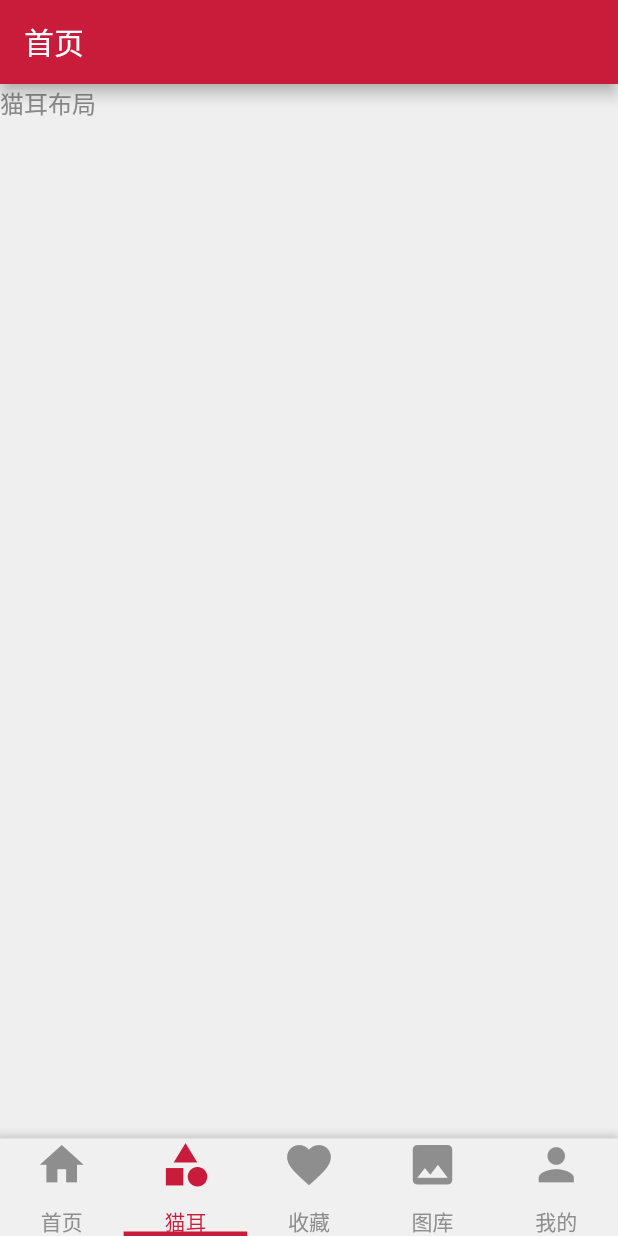
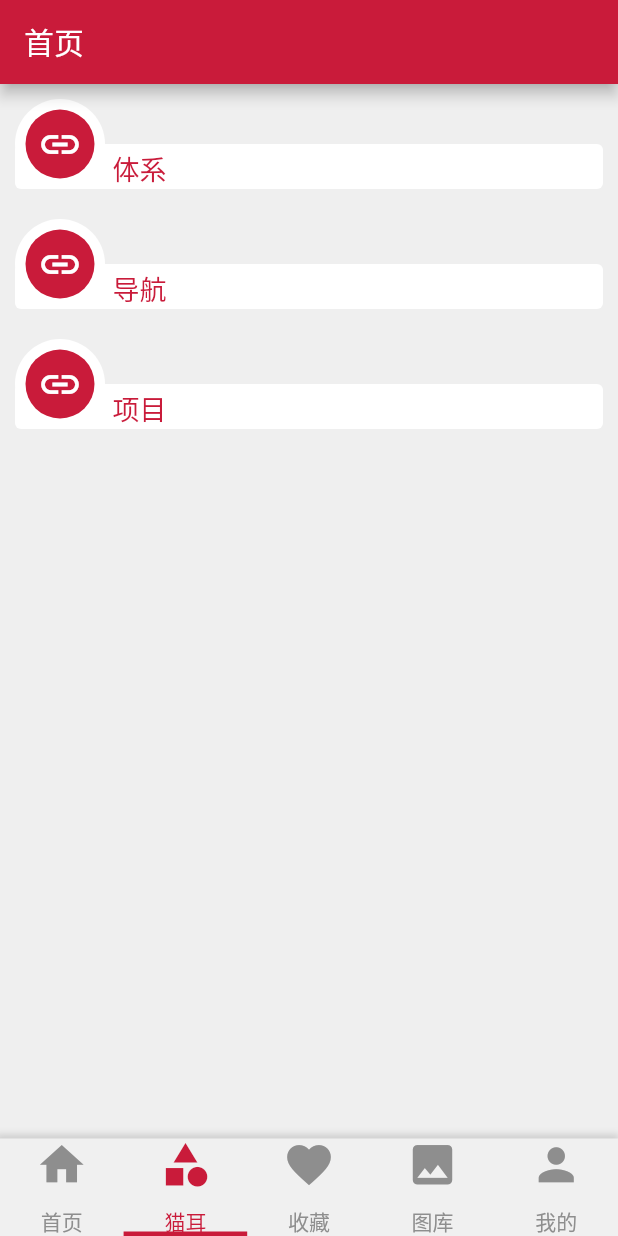
Before and after one commit to YGragon/Flutter-WanAndroid, a Flutter app: the screen it shows after launch, item 2 of the bottom bar chosen, on a phone screen of 412 x 824 dp. Run offline on Flutter 3.47's test engine with Material 2 defaults, Android fonts, the phone set to English and light mode, and no system bars; our stand-ins replace dio, event_bus, fluro, shared_preferences, sqflite; missing offline and left inert: flutter_webview_plugin; accounts and stored records are empty; network calls fail; statements that could not run were skipped.

Commit message:
添加猫耳布局，实现网格显示体系、导航、项目标题

```diff
--- a/lib/api/Api.dart
+++ b/lib/api/Api.dart
@@ -1,4 +1,16 @@
 class Api{
+  /// 首页 banner
   static const String HOME_BANNER = "http://www.wanandroid.com/banner/json";
+  /// 首页文章列表
   static const String HOME_ARTICLE_LIST = "http://www.wanandroid.com/article/list/";
+  /// 知识体系
+  static const String SYSTEM_TREE = "http://www.wanandroid.com/tree/json";
+  /// 知识体系详情
+  static const String SYSTEM_TREE_CONTENT = "http://www.wanandroid.com/article/list/";
+  /// 导航列表数据
+  static const String NAVI_LIST = "http://www.wanandroid.com/navi/json";
+  /// 项目分类
+  static const String PROJECT_TREE = "http://www.wanandroid.com/project/tree/json";
+  /// 项目列表
+  static const String PROJECT_LIST = "http://www.wanandroid.com/project/list/";
 }
--- /dev/null
+++ b/lib/components/cate_card.dart
@@ -0,0 +1,148 @@
+import 'package:flutter/material.dart';
+import 'package:flutter_wanandroid/api/common_service.dart';
+import 'package:flutter_wanandroid/components/cate_card_container.dart';
+import 'package:flutter_wanandroid/model/car.dart';
+
+class CateCard extends StatefulWidget {
+  final String category;
+  CateCard({@required this.category});
+
+  @override
+  _CateCardState createState() => _CateCardState();
+}
+
+class _CateCardState extends State<CateCard> {
+
+  List<Cat> categories = [];
+
+
+  @override
+  void initState() {
+    super.initState();
+    getFirstChildCategoriesByParentId();
+  }
+
+  // 获取一层目录下的二级内容
+  getFirstChildCategoriesByParentId() async {
+
+    /// 获取猫耳列表数据
+    /// 体系、项目、导航
+      categories.clear();
+      /// TODO 得到的结果做为一个 猫耳 布局, 获取子集合 显示新的猫耳布局
+      CommonService().getSystemTree((CatModel catModel) {
+        if(!mounted){
+          return;
+        }
+        setState(() {
+          categories.addAll(catModel.data);
+        });
+      });
+
+      /// TODO 得到的结果做为一个 猫耳 布局，model 还需要调整，
+      CommonService().getNaviList((CatModel catModel) {
+        if(!mounted){
+          return;
+        }
+        setState(() {
+          categories.addAll(catModel.data);
+        });
+      });
+
+      /// TODO 得到的结果做为一个 猫耳 布局
+      CommonService().getProjectTree((CatModel catModel) {
+        if(!mounted){
+          return;
+        }
+        setState(() {
+          categories.addAll(catModel.data);
+        });
+      });
+  }
+
+  @override
+  Widget build(BuildContext context) {
+    double screenWidth = MediaQuery.of(context).size.width;
+
+    return Container(
+      width: screenWidth,
+      padding: const EdgeInsets.symmetric(vertical: 10.0, horizontal: 10.0),
+      child: Stack(
+        children: <Widget>[
+          Container(
+            width: screenWidth - 20,
+            margin: const EdgeInsets.only(top: 30.0, bottom: 0.0),
+            decoration: BoxDecoration(
+              color: Colors.white,
+              borderRadius: BorderRadius.circular(4.0),
+            ),
+            child: Column(
+              children: <Widget>[
+                Container(
+                  width: screenWidth - 20,
+                  padding: const EdgeInsets.only(left: 65.0, top: 3.0),
+                  height: 30.0,
+                  // 一级标题
+                  child: Text(
+                    widget.category,
+                    style: TextStyle(
+                      color: Theme.of(context).primaryColor,
+                      fontSize: 18.0,
+                    ),
+                  ),
+                ),
+                _buildWidgetContainer(),
+              ],
+            ),
+          ),
+          Positioned(
+            left: 0.0,
+            top: 0.0,
+            child: Container(
+              height: 60.0,
+              width: 60.0,
+              decoration: BoxDecoration(
+                color: Colors.white,
+                borderRadius: BorderRadius.circular(30.0),
+              ),
+              child: Center(
+                child: Container(
+                  decoration: BoxDecoration(
+                    color: Theme.of(context).primaryColor,
+                    borderRadius: BorderRadius.circular(23.0),
+                  ),
+                  height: 46.0,
+                  width: 46.0,
+                  child: Icon(
+                    Icons.link,
+                    color: Colors.white,
+                    size: 30.0,
+                  ),
+                ),
+              ),
+            ),
+          )
+        ],
+      ),
+    );
+  }
+
+  Widget _buildWidgetContainer() {
+    if (this.categories.length == 0) {
+      return Container();
+    }
+    return Container(
+      padding: const EdgeInsets.only(bottom: 10.0, top: 5.0),
+      decoration: BoxDecoration(
+        image: DecorationImage(
+            image: AssetImage('assets/images/paimaiLogo.png'),
+            alignment: Alignment.bottomRight
+        ),
+      ),
+      child: CateCardContainer(
+          categories: this.categories,
+          columnCount: 3,
+          isWidgetPoint:false
+      ),
+    );
+  }
+}
--- /dev/null
+++ b/lib/model/car.dart
@@ -0,0 +1,75 @@
+
+import 'dart:convert' show json;
+
+import 'package:flutter_wanandroid/model/article.dart';
+
+class CatModel{
+
+  int errorCode;
+  String errorMsg;
+  List<Cat> data;
+
+  CatModel.fromParams({this.errorCode, this.errorMsg, this.data});
+  factory CatModel(jsonStr) => jsonStr == null ? null : jsonStr is String ? new CatModel.fromJson(json.decode(jsonStr)) : new CatModel.fromJson(jsonStr);
+
+  CatModel.fromJson(jsonRes) {
+    errorCode = jsonRes['errorCode'];
+    errorMsg = jsonRes['errorMsg'];
+    data = jsonRes['data'] == null ? null :[];
+
+    /// 项目和体系的集合
+    for (var dataItem in data == null ? [] : jsonRes['data']){
+      data.add(dataItem == null ? null : new Cat.fromJson(dataItem));
+    }
+
+  }
+  @override
+  String toString() {
+    return '{"errorCode": $errorCode,"errorMsg": ${errorMsg != null?'${json.encode(errorMsg)}':'null'},"data": $data}';
+  }
+}
+
+class Cat {
+
+  int id;
+  /// 导航的 id
+  int cid;
+  int superChapterId;
+  int parentChapterId;
+  int order;
+  String name;
+  String title;
+  String link;
+  List<Cat> cats;
+  List<Article> articles;
+
+
+  Cat.fromParams({this.id, this.superChapterId, this.parentChapterId, this.order, this.name, this.title, this.link});
+  Cat.fromJson(jsonRes) {
+    superChapterId = jsonRes['superChapterId'] == null ? -1 : jsonRes['superChapterId'];
+    parentChapterId = jsonRes['parentChapterId'] == null ? -1 : jsonRes['parentChapterId'];
+    order = jsonRes['order'];
+    id = jsonRes['id'];
+    cid = jsonRes['cid'] == null ? -1 : jsonRes['cid'];
+    name = jsonRes['name'] == null ? null : jsonRes['name'];
+    link = jsonRes['link'] == null ? null : jsonRes['link'];
+    title = jsonRes['title'] == null ? null : jsonRes['title'];
+    cats = jsonRes['children'] == null ? null :[];
+    articles = jsonRes['data'] == null ? null :[];
+
+
+    /// 获取项目、体系下的集合
+    for (var dataItem in cats == null ? [] : jsonRes['children']){
+      cats.add(dataItem == null ? null : new Cat.fromJson(dataItem));
+    }
+
+    /// 导航的信息
+    for (var dataItem in articles == null ? [] : jsonRes['articles']){
+      articles.add(dataItem == null ? null : new Article.fromJson(dataItem));
+    }
+  }
+
+  String toString() {
+    return '{"superChapterId": $superChapterId,"parentChapterId": $parentChapterId,"order": $order,"id": $id,"link": ${link != null?'${json.encode(link)}':'null'},"title": ${title != null?'${json.encode(title)}':'null'},"name": ${name != null?'${json.encode(name)}':'null'},"cats": $cats,,"articles": $articles}';
+  }
+}
--- a/lib/views/cat_page/cat_page.dart
+++ b/lib/views/cat_page/cat_page.dart
@@ -1,5 +1,8 @@
 import 'package:flutter/cupertino.dart';
 import 'package:flutter/material.dart';
+import 'package:flutter_wanandroid/api/common_service.dart';
+import 'package:flutter_wanandroid/components/cate_card.dart';
+import 'package:flutter_wanandroid/model/car.dart';
 
 /// 猫耳布局
 /// 展示 体系、项目、导航 三大分类
@@ -13,12 +16,60 @@ class CatPage extends StatefulWidget{
 
 }
 
-class CatPageState extends State<CatPage> {
+class CatPageState extends State<CatPage> with AutomaticKeepAliveClientMixin {
+
+  TextEditingController controller;
+  String active = 'test';
+  String data = '无';
+
+  List<String> categories = [];
+
+  @override
+  bool get wantKeepAlive => true;
+
+  @override
+  void initState() {
+    super.initState();
+    _getCatPageData();
+  }
+
+
+  void _getCatPageData() {
+    if (!mounted) {
+      return;
+    }
+    if (categories.isEmpty) {
+      categories.add("体系");
+      categories.add("导航");
+      categories.add("项目");
+      setState(() {
+        categories = categories;
+      });
+    }
+  }
+  /// 构建网格布局
+  Widget buildGrid() {
+    // 存放最后的widget
+    List<Widget> tiles = [];
+    for (String item in categories) {
+      tiles.add(new CateCard(category: item));
+    }
+    return new ListView(
+      children: tiles,
+    );
+  }
+
   @override
   Widget build(BuildContext context) {
+    super.build(context);
+    if (categories.length == 0) {
+      return ListView(
+        children: <Widget>[new Container()],
+      );
+    }
     return Container(
       color: Theme.of(context).backgroundColor,
-      child: Text("猫耳布局"),
+      child: this.buildGrid(),
     );
   }
 }
```
Also changed, not shown: lib/api/common_service.dart (+46 -0 lines), lib/components/cate_card_container.dart (added, +94 -0 lines), lib/components/cate_card_item.dart (added, +92 -0 lines), lib/utils/style.dart (added, +33 -0 lines).
